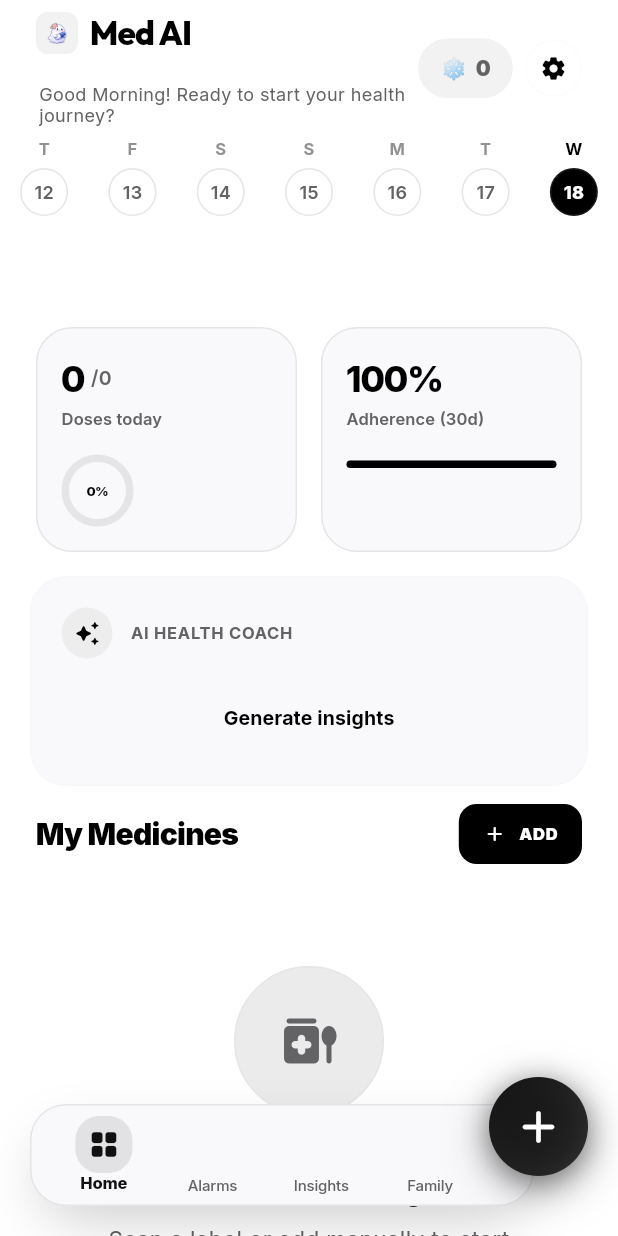
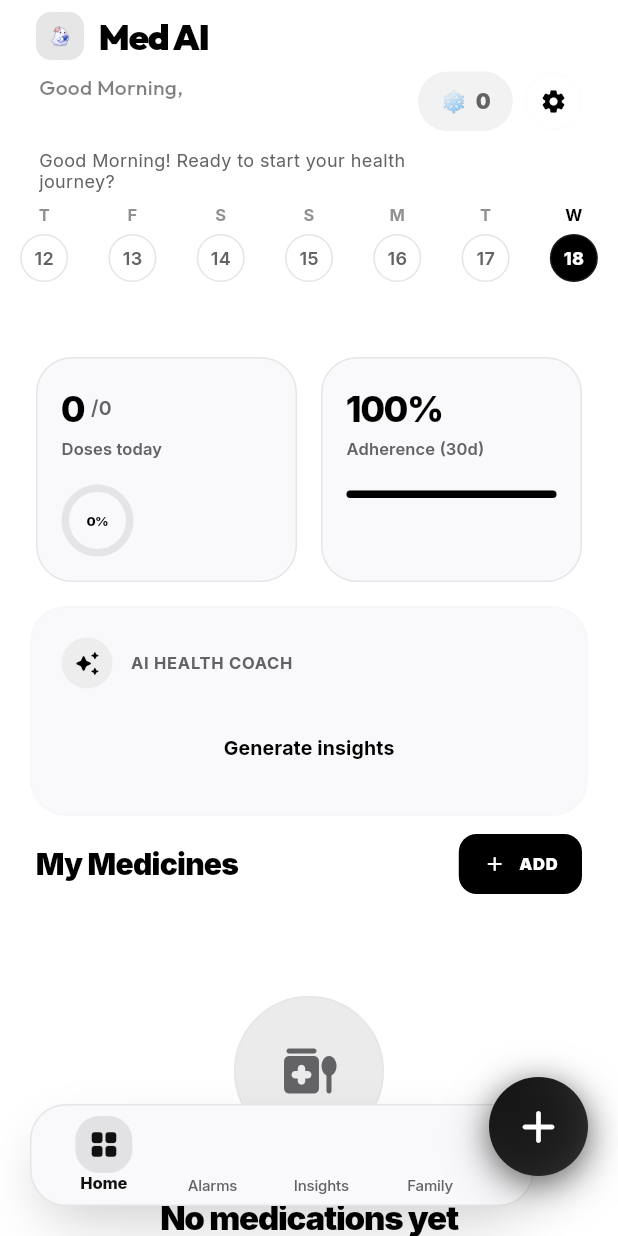
Before and after one commit to marafath1971-png/trackai, a Flutter app: the screen it shows once a user with an empty profile is signed in, on a phone screen of 412 x 824 dp. Run offline on Flutter 3.47's test engine with Material 3 defaults, Android fonts, the light colour scheme and no system bars; drawn by our look-alikes of flutter_animate; our stand-ins replace audioplayers, camera, cloud_firestore, firebase_analytics, firebase_auth, firebase_core and 20 more; missing offline and left inert: encrypt, flutter_dynamic_icon_plus, mobile_scanner; accounts and stored records are empty; statements that could not run were skipped.

Commit message:
Pro Header refinement: 122px height, premium branding, and two-line greeting

```diff
--- a/medtrackaiflutter/lib/screens/home/home_tab.dart
+++ b/medtrackaiflutter/lib/screens/home/home_tab.dart
@@ -105,7 +105,7 @@ class _HomeTabState extends State<HomeTab> {
                   parent: AlwaysScrollableScrollPhysics()),
               slivers: [
               SliverToBoxAdapter(
-                child: SizedBox(height: 210 + MediaQuery.of(context).padding.top),
+                child: SizedBox(height: 230 + MediaQuery.of(context).padding.top),
               ),
 
               // --- 1. MISSED ALERTS ---
--- a/medtrackaiflutter/lib/screens/home/widgets/home_header.dart
+++ b/medtrackaiflutter/lib/screens/home/widgets/home_header.dart
@@ -1,4 +1,5 @@
 import 'package:flutter/material.dart';
+import 'package:google_fonts/google_fonts.dart';
 import '../../../../widgets/common/unified_header.dart';
 import '../../../core/utils/date_formatter.dart';
 import '../../../providers/app_state.dart';
@@ -34,7 +35,7 @@ class HomeHeader extends StatelessWidget {
       showBrand: true,
       isScrolled: isScrolled,
       onTap: onTap,
-      title: name,
+      titleWidget: _buildProTitle(L, name),
       subtitle: _getSubGreeting(),
       actions: [
         _StreakBtn(streak: streak, onTap: onOpenStreak),
@@ -50,6 +51,42 @@ class HomeHeader extends StatelessWidget {
     );
   }
 
+  Widget _buildProTitle(AppThemeColors L, String name) {
+    final hour = DateTime.now().hour;
+    String greeting;
+    if (hour < 12) {
+      greeting = "Good Morning,";
+    } else if (hour < 17) {
+      greeting = "Good Afternoon,";
+    } else {
+      greeting = "Good Evening,";
+    }
+
+    return Column(
+      crossAxisAlignment: CrossAxisAlignment.start,
+      children: [
+        Text(
+          greeting,
+          style: GoogleFonts.outfit(
+            fontSize: 14,
+            fontWeight: FontWeight.w500,
+            color: L.text.withValues(alpha: 0.5),
+            letterSpacing: 0.2,
+          ),
+        ),
+        Text(
+          name,
+          style: GoogleFonts.outfit(
+            fontSize: 28,
+            fontWeight: FontWeight.w900,
+            color: L.text,
+            letterSpacing: -1.2,
+            height: 1.1,
+          ),
+        ),
+      ],
+    );
+  }
 
   String _getSubGreeting() {
     try {
--- a/medtrackaiflutter/lib/widgets/common/unified_header.dart
+++ b/medtrackaiflutter/lib/widgets/common/unified_header.dart
@@ -39,7 +39,7 @@ class UnifiedHeader extends StatelessWidget implements PreferredSizeWidget {
 
   @override
   Size get preferredSize => Size.fromHeight(
-      102 + (bottomHeight ?? (bottom != null ? 60 : 0)));
+      122 + (bottomHeight ?? (bottom != null ? 60 : 0)));
 
   @override
   Widget build(BuildContext context) {
@@ -82,7 +82,7 @@ class UnifiedHeader extends StatelessWidget implements PreferredSizeWidget {
                               .animate()
                               .fadeIn(duration: 400.ms)
                               .slideY(begin: 0.1, end: 0, curve: Curves.easeOutCubic),
-                          const SizedBox(height: 1),
+                          const SizedBox(height: 8),
                           if (title != null || titleWidget != null)
                             Padding(
                               padding: const EdgeInsets.only(left: 2),
@@ -174,13 +174,13 @@ class UnifiedHeader extends StatelessWidget implements PreferredSizeWidget {
       mainAxisSize: MainAxisSize.min,
       children: [
         Container(
-          width: 28,
-          height: 28,
-          padding: const EdgeInsets.all(4),
+          width: 32,
+          height: 32,
+          padding: const EdgeInsets.all(6),
           decoration: BoxDecoration(
-            color: L.text.withValues(alpha: 0.05),
-            borderRadius: BorderRadius.circular(8),
-            border: Border.all(color: L.border.withValues(alpha: 0.1), width: 1),
+            color: L.text.withValues(alpha: 0.1),
+            borderRadius: BorderRadius.circular(10),
+            border: Border.all(color: L.border.withValues(alpha: 0.12), width: 1.5),
           ),
           child: Image.asset(
             'assets/images/home_logo.png',
@@ -189,14 +189,14 @@ class UnifiedHeader extends StatelessWidget implements PreferredSizeWidget {
             fit: BoxFit.contain,
           ),
         ),
-        const SizedBox(width: 8),
+        const SizedBox(width: 10),
         Text(
           'Med AI',
           style: GoogleFonts.outfit(
-            fontSize: 22,
-            fontWeight: FontWeight.w800,
+            fontSize: 24,
+            fontWeight: FontWeight.w900,
             color: L.text,
-            letterSpacing: -0.5,
+            letterSpacing: -0.8,
             height: 1.0,
           ),
         ),
```
